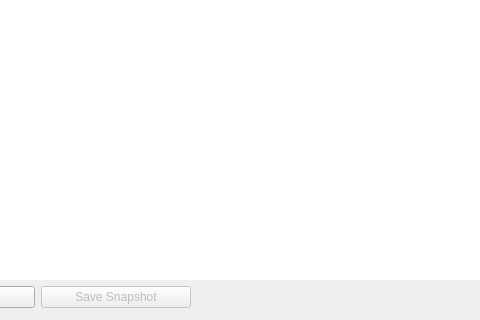
This is lib/cfclient/ui/tabs/cameraTab.ui in gt-quadcopter/crazyflie-clients-python as Qt 5 draws it before an edit; both pictures show x 273 to 753 and y 489 to 809 of the 1201 by 809 pixel window. The edited form follows.
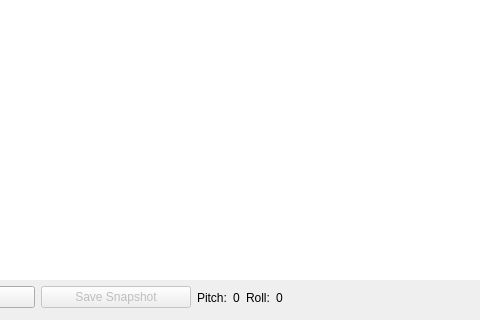
This is the edited form.

Commit message: adds labels to camera tab for stabilizer values

```diff
--- a/lib/cfclient/ui/tabs/cameraTab.ui
+++ b/lib/cfclient/ui/tabs/cameraTab.ui
@@ -116,6 +116,34 @@
          </property>
         </widget>
        </item>
+       <item>
+        <widget class="QLabel" name="label">
+         <property name="text">
+          <string>Pitch:</string>
+         </property>
+        </widget>
+       </item>
+       <item>
+        <widget class="QLabel" name="val1">
+         <property name="text">
+          <string>0</string>
+         </property>
+        </widget>
+       </item>
+       <item>
+        <widget class="QLabel" name="label_3">
+         <property name="text">
+          <string>Roll:</string>
+         </property>
+        </widget>
+       </item>
+       <item>
+        <widget class="QLabel" name="val2">
+         <property name="text">
+          <string>0</string>
+         </property>
+        </widget>
+       </item>
        <item>
         <spacer name="horizontalSpacer">
          <property name="orientation">
```
